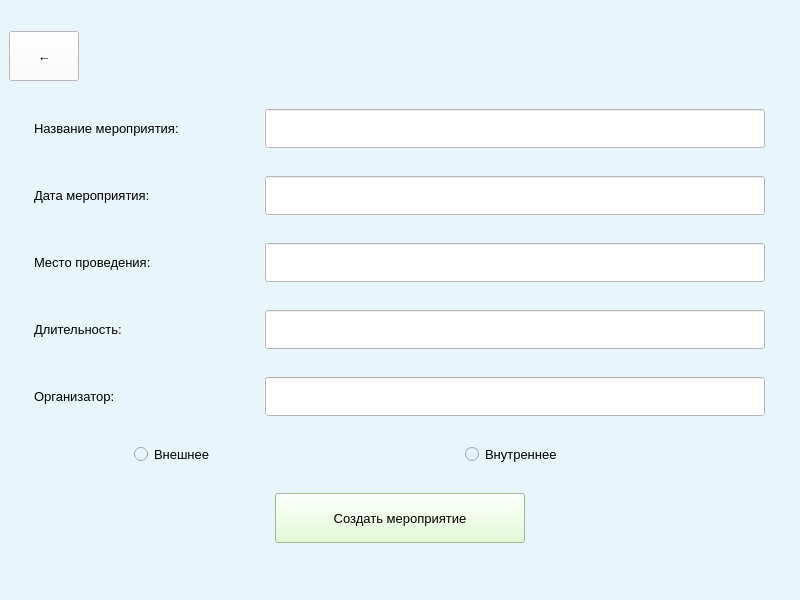
Old version of the form qt/create_event.ui in the repository andrei-229/valanter_app.
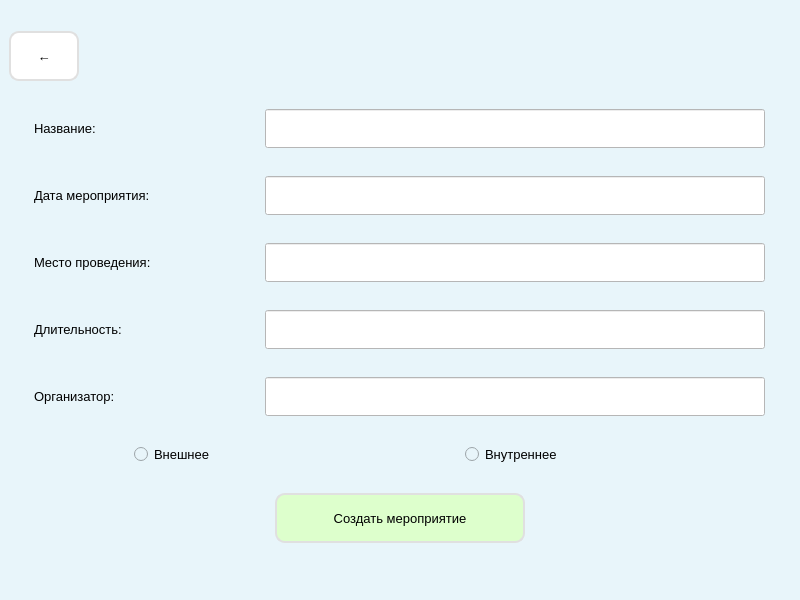
New version of the form.

Patch:
```diff
--- a/qt/create_event.ui
+++ b/qt/create_event.ui
@@ -54,6 +54,8 @@
         <property name="styleSheet">
          <string notr="true">QPushButton{
 background-color: rgb(255, 255, 255);
+border: 2px solid #E0E0E0;
+border-radius: 10px;
 }
 QPushButton:hover{
 background-color: rgb(242, 255, 235);
@@ -102,7 +104,7 @@
          </font>
         </property>
         <property name="text">
-         <string>Название мероприятия:</string>
+         <string>Название:</string>
         </property>
        </widget>
       </item>
@@ -419,11 +421,15 @@
         <property name="styleSheet">
          <string notr="true">QPushButton{
 background-color: rgb(221, 255, 204);
+border: 2px solid #E0E0E0;
+border-radius: 10px;
 }
 QPushButton:hover{
 background-color: rgb(201, 255, 128);
 }
-</string>
+QPushButton:pressed{
+border: 2px solid #404040;
+}</string>
         </property>
         <property name="text">
          <string>Создать мероприятие</string>
```
Left out of the diff: 7 changed lines with no effect on the pictures.
